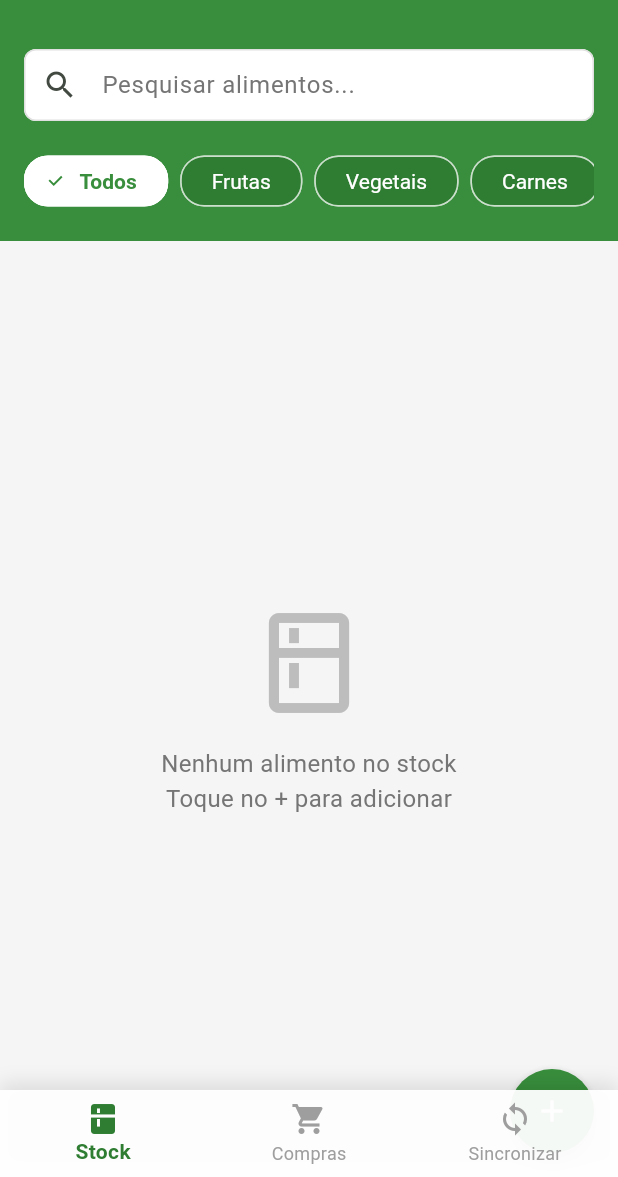
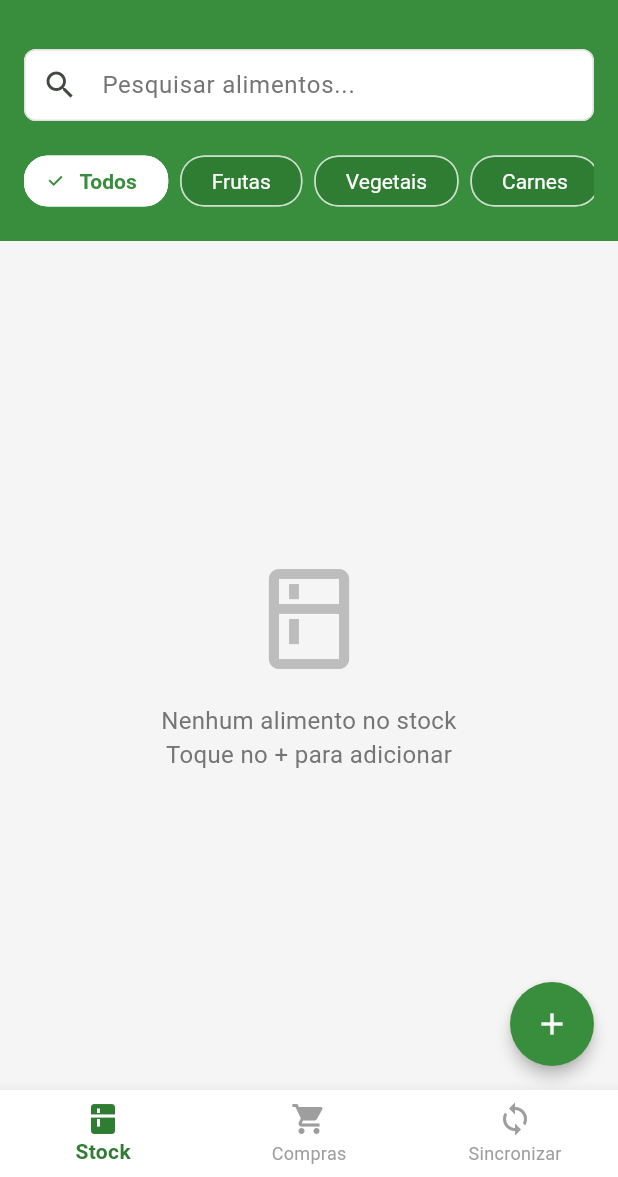
Before and after one commit to Rickiard/MyFoodStock, a Flutter app: the screen it shows after launch, on a phone screen of 412 x 824 dp, the part 59-1236 px from its top. Run offline on Flutter 3.47's test engine with Material 3 defaults, Android fonts, the phone set to English and light mode, and no system bars; our stand-ins replace shared_preferences.

Commit message:
Revert "Modo fullscreen;"
This reverts commit 1c2e6858a330fab4368efeb1f34d45344ebe80cd.

```diff
--- a/myfoodstock/lib/main.dart
+++ b/myfoodstock/lib/main.dart
@@ -1,20 +1,10 @@
 import 'package:flutter/material.dart';
-import 'package:flutter/services.dart';
 import 'screens/home_screen.dart';
 import 'services/storage_service.dart';
 import 'theme/app_theme.dart';
 
 void main() async {
   WidgetsFlutterBinding.ensureInitialized();
-
-  // Configuração para modo fullscreen com suporte a notch
-  SystemChrome.setEnabledSystemUIMode(SystemUiMode.edgeToEdge);
-  SystemChrome.setSystemUIOverlayStyle(const SystemUiOverlayStyle(
-    statusBarColor: Colors.transparent,
-    systemNavigationBarColor: Colors.transparent,
-    systemNavigationBarDividerColor: Colors.transparent,
-  ));
-
   await StorageService.init();
   runApp(const MyFoodStockApp());
 }
--- a/myfoodstock/lib/screens/home_screen.dart
+++ b/myfoodstock/lib/screens/home_screen.dart
@@ -18,24 +18,12 @@ class _HomeScreenState extends State<HomeScreen> {
     const ShoppingListScreen(),
     const SyncScreen(),
   ];
+
   @override
   Widget build(BuildContext context) {
     return Scaffold(
-      body: SafeArea(
-        bottom: false, // Para usar todo o espaço na parte inferior
-        child: _screens[_currentIndex],
-      ),      extendBody: true, // Permite que o conteúdo se estenda por baixo do navigation bar
-      bottomNavigationBar: Container(
-        decoration: BoxDecoration(
-          boxShadow: [
-            BoxShadow(
-              color: Colors.black.withOpacity(0.1),
-              blurRadius: 10,
-              offset: const Offset(0, -5),
-            ),
-          ],
-        ),
-        child: BottomNavigationBar(
+      body: _screens[_currentIndex],
+      bottomNavigationBar: BottomNavigationBar(
         currentIndex: _currentIndex,
         onTap: (index) {
           setState(() {
@@ -43,8 +31,6 @@ class _HomeScreenState extends State<HomeScreen> {
           });
         },
         type: BottomNavigationBarType.fixed,
-          elevation: 0,
-          backgroundColor: Theme.of(context).colorScheme.surface.withOpacity(0.95),
         selectedItemColor: Theme.of(context).primaryColor,
         unselectedItemColor: Colors.grey,
         items: const [
@@ -59,8 +45,8 @@ class _HomeScreenState extends State<HomeScreen> {
           BottomNavigationBarItem(
             icon: Icon(Icons.sync),
             label: 'Sincronizar',
-          ),        ],
           ),
+        ],
       ),
     );
   }
```
Also changed, not shown: 2 other files. Lines whose indentation alone changed are shown as unchanged.
